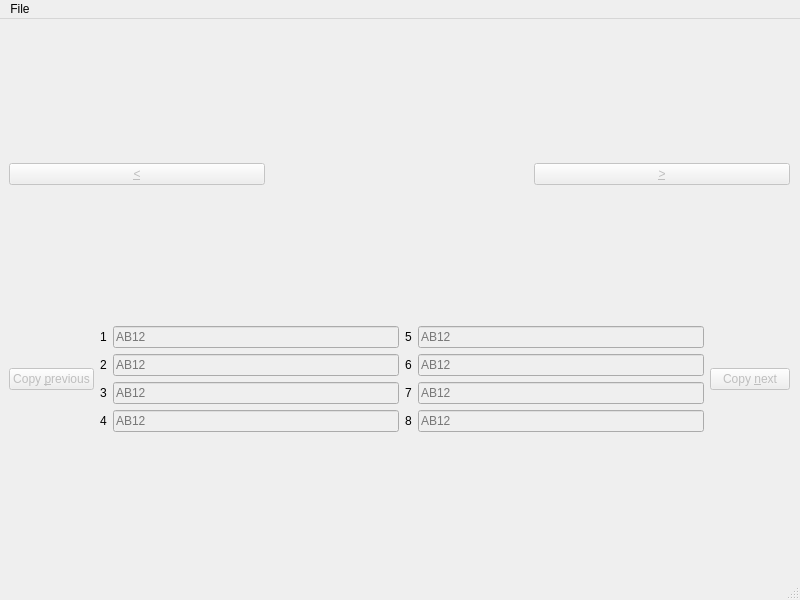
The window that labeller.ui (Hypochondriac-Hippos/plate-labeller) describes before a commit, drawn with Qt 5.
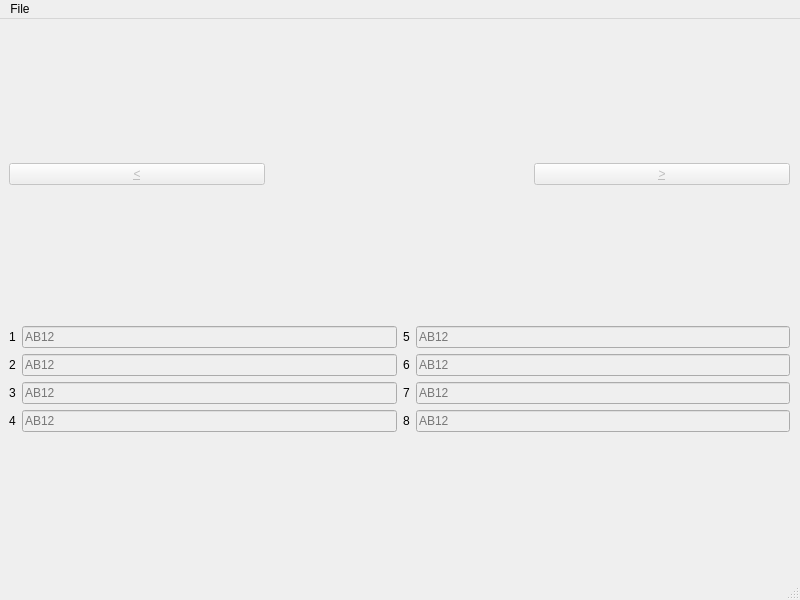
The same window after the commit.

Commit message: Collect labels from text boxes

Diff of the .ui file:
```diff
--- a/labeller.ui
+++ b/labeller.ui
@@ -57,16 +57,6 @@
      </item>
      <item>
       <layout class="QHBoxLayout" name="horizontalLayout_2">
-       <item>
-        <widget class="QPushButton" name="copy_prev">
-         <property name="enabled">
-          <bool>false</bool>
-         </property>
-         <property name="text">
-          <string>Copy &amp;previous</string>
-         </property>
-        </widget>
-       </item>
        <item>
         <layout class="QGridLayout" name="label_grid" rowstretch="0,0,0,0">
          <item row="1" column="0">
@@ -231,16 +221,6 @@
          </item>
         </layout>
        </item>
-       <item>
-        <widget class="QPushButton" name="copy_next">
-         <property name="enabled">
-          <bool>false</bool>
-         </property>
-         <property name="text">
-          <string>Copy &amp;next</string>
-         </property>
-        </widget>
-       </item>
       </layout>
      </item>
     </layout>
```
Left out of the diff: 2 changed lines with no effect on the pictures. The commit also changes 1 other file.
